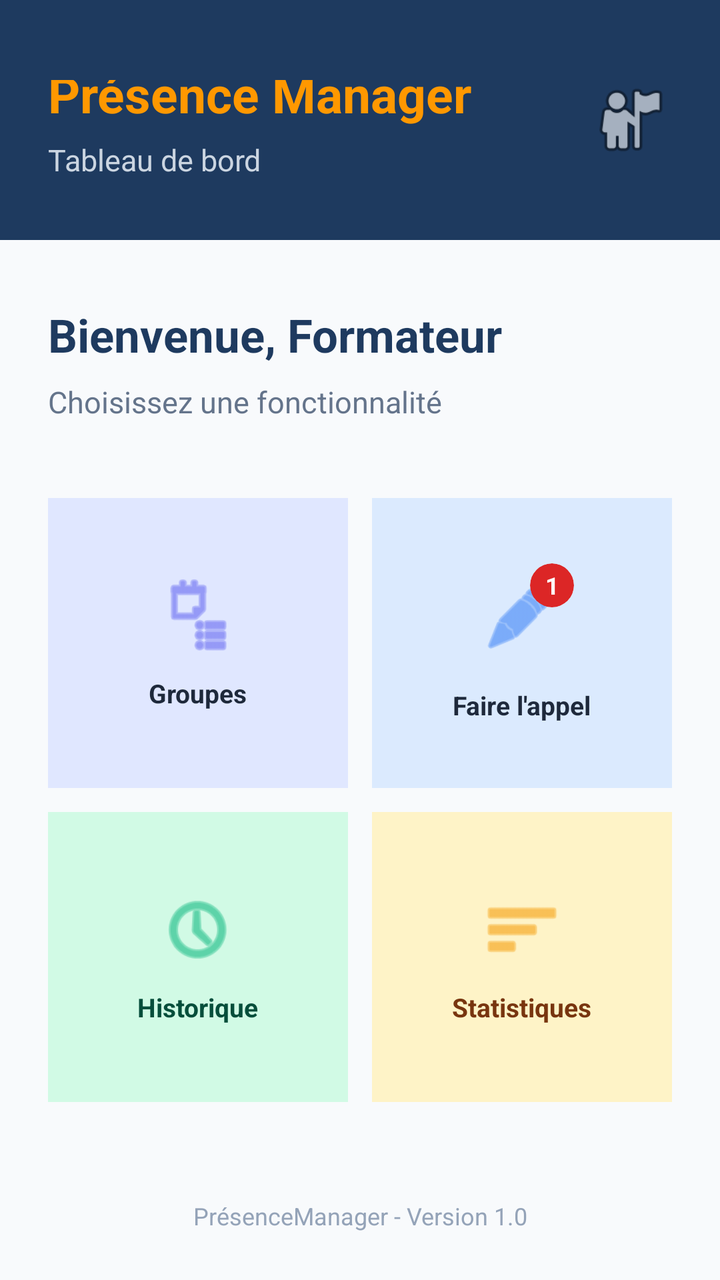
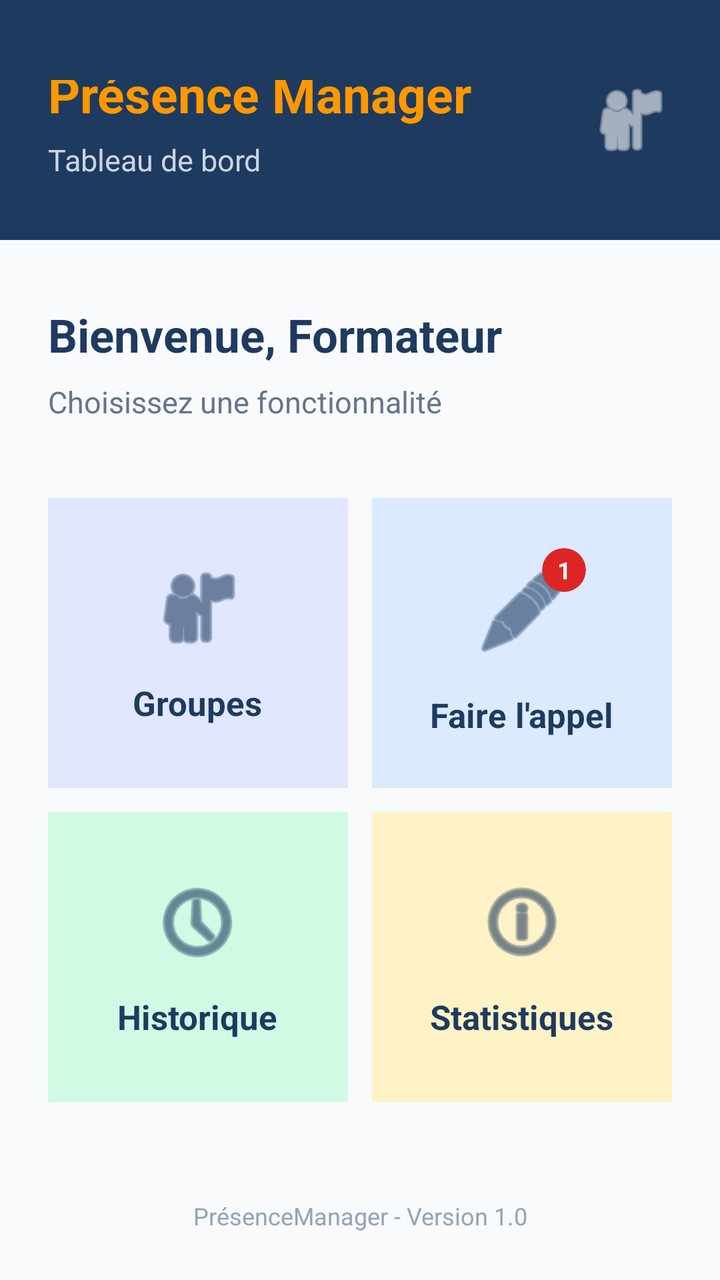

An Android layout rendered at two revisions. The XML below is the earlier revision; the diff shows what the commit changed to produce the second picture.
<!-- AndroidManifest.xml: application theme Theme.PresenceManager -->
<!-- res/layout/activity_dachboard.xml -->
<?xml version="1.0" encoding="utf-8"?>
<androidx.constraintlayout.widget.ConstraintLayout
    xmlns:android="http://schemas.android.com/apk/res/android"
    xmlns:app="http://schemas.android.com/apk/res-auto"
    android:id="@+id/layoutDashboard"
    android:layout_width="match_parent"
    android:layout_height="match_parent"
    android:background="#F8FAFC">
    <RelativeLayout
        android:id="@+id/layoutHeader"
        android:layout_width="0dp"
        android:layout_height="wrap_content"
        android:minHeight="120dp"
        android:background="#1E3A5F"
        android:paddingStart="24dp"
        android:paddingEnd="24dp"
        android:paddingTop="40dp"
        android:paddingBottom="12dp"
        app:layout_constraintTop_toTopOf="parent"
        app:layout_constraintStart_toStartOf="parent"
        app:layout_constraintEnd_toEndOf="parent">
        <ImageView
            android:id="@+id/imgProfil"
            android:layout_width="42dp"
            android:layout_height="42dp"
            android:layout_alignParentEnd="true"
            android:layout_centerVertical="true"
            android:src="@android:drawable/ic_menu_myplaces" />
        <LinearLayout
            android:id="@+id/layoutHeaderText"
            android:layout_width="wrap_content"
            android:layout_height="wrap_content"
            android:layout_alignParentStart="true"
            android:layout_centerVertical="true"
            android:layout_toStartOf="@id/imgProfil"
            android:orientation="vertical">

            <TextView
                android:id="@+id/txtAppName"
                android:layout_width="wrap_content"
                android:layout_height="wrap_content"
                android:text="Présence Manager"
                android:textSize="25sp"
                android:textStyle="bold"
                android:textColor="#FF9800" />

            <TextView
                android:id="@+id/txtSubtitle"
                android:layout_width="wrap_content"
                android:layout_height="wrap_content"
                android:layout_marginTop="6dp"
                android:text="Tableau de bord"
                android:textSize="15sp"
                android:textColor="#CBD5E1" />
        </LinearLayout>
    </RelativeLayout>
    <TextView
        android:id="@+id/txtBienvenue"
        android:layout_width="wrap_content"
        android:layout_height="wrap_content"
        android:layout_marginTop="32dp"
        android:layout_marginStart="24dp"
        android:text="Bienvenue, Formateur"
        android:textSize="23sp"
        android:textStyle="bold"
        android:textColor="#1E3A5F"
        app:layout_constraintTop_toBottomOf="@id/layoutHeader"
        app:layout_constraintStart_toStartOf="parent" />

    <TextView
        android:id="@+id/txtInstruction"
        android:layout_width="wrap_content"
        android:layout_height="wrap_content"
        android:layout_marginTop="8dp"
        android:text="Choisissez une fonctionnalité"
        android:textSize="15sp"
        android:textColor="#64748B"
        app:layout_constraintTop_toBottomOf="@id/txtBienvenue"
        app:layout_constraintStart_toStartOf="@id/txtBienvenue" />

    <GridLayout
        android:id="@+id/gridFonctionnalites"
        android:layout_width="0dp"
        android:layout_height="wrap_content"
        android:layout_marginTop="32dp"
        android:layout_marginStart="18dp"
        android:layout_marginEnd="18dp"
        android:rowCount="2"
        android:columnCount="2"
        app:layout_constraintTop_toBottomOf="@id/txtInstruction"
        app:layout_constraintStart_toStartOf="parent"
        app:layout_constraintEnd_toEndOf="parent">

        <LinearLayout
            android:id="@+id/cardGroupes"
            android:layout_width="0dp"
            android:layout_height="145dp"
            android:layout_row="0"
            android:layout_column="0"
            android:layout_columnWeight="1"
            android:layout_gravity="fill_horizontal"
            android:layout_margin="6dp"
            android:padding="12dp"
            android:orientation="vertical"
            android:gravity="center"
            android:background="#E0E7FF">

            <ImageView
                android:layout_width="40dp"
                android:layout_height="40dp"
                android:src="@android:drawable/ic_menu_agenda"
                android:tint="#6366F1" />

            <TextView
                android:layout_width="wrap_content"
                android:layout_height="wrap_content"
                android:layout_marginTop="10dp"
                android:text="Groupes"
                android:textSize="13sp"
                android:textStyle="bold"
                android:textColor="#1E293B" />
        </LinearLayout>
        <LinearLayout
            android:id="@+id/cardAppel"
            android:layout_width="0dp"
            android:layout_height="145dp"
            android:layout_row="0"
            android:layout_column="1"
            android:layout_columnWeight="1"
            android:layout_gravity="fill_horizontal"
            android:layout_margin="6dp"
            android:padding="12dp"
            android:orientation="vertical"
            android:gravity="center"
            android:background="#DBEAFE">

            <FrameLayout
                android:id="@+id/frameAppel"
                android:layout_width="wrap_content"
                android:layout_height="wrap_content">

                <ImageView
                    android:layout_width="40dp"
                    android:layout_height="40dp"
                    android:layout_margin="6dp"
                    android:src="@android:drawable/ic_menu_edit"
                    android:tint="#3B82F6" />

                <androidx.cardview.widget.CardView
                    android:layout_width="22dp"
                    android:layout_height="22dp"
                    android:layout_gravity="top|end"
                    app:cardBackgroundColor="#DC2626"
                    app:cardCornerRadius="11dp"
                    app:cardElevation="0dp">

                    <TextView
                        android:id="@+id/txtBadge"
                        android:layout_width="match_parent"
                        android:layout_height="match_parent"
                        android:gravity="center"
                        android:text="1"
                        android:textSize="12sp"
                        android:textStyle="bold"
                        android:textColor="#FFFFFF" />
                </androidx.cardview.widget.CardView>
            </FrameLayout>

            <TextView
                android:layout_width="wrap_content"
                android:layout_height="wrap_content"
                android:layout_marginTop="10dp"
                android:text="Faire l'appel"
                android:textSize="13sp"
                android:textStyle="bold"
                android:textColor="#1E293B" />
        </LinearLayout>

        <LinearLayout
            android:id="@+id/cardHistorique"
            android:layout_width="0dp"
            android:layout_height="145dp"
            android:layout_row="1"
            android:layout_column="0"
            android:layout_columnWeight="1"
            android:layout_gravity="fill_horizontal"
            android:layout_margin="6dp"
            android:padding="12dp"
            android:orientation="vertical"
            android:gravity="center"
            android:background="#D1FAE5">

            <ImageView
                android:layout_width="40dp"
                android:layout_height="40dp"
                android:src="@android:drawable/ic_menu_recent_history"
                android:tint="#10B981" />

            <TextView
                android:layout_width="wrap_content"
                android:layout_height="wrap_content"
                android:layout_marginTop="10dp"
                android:text="Historique"
                android:textSize="13sp"
                android:textStyle="bold"
                android:textColor="#064E3B" />
        </LinearLayout>

        <LinearLayout
            android:id="@+id/cardStatistiques"
            android:layout_width="0dp"
            android:layout_height="145dp"
            android:layout_row="1"
            android:layout_column="1"
            android:layout_columnWeight="1"
            android:layout_gravity="fill_horizontal"
            android:layout_margin="6dp"
            android:padding="12dp"
            android:orientation="vertical"
            android:gravity="center"
            android:background="#FEF3C7">

            <ImageView
                android:layout_width="40dp"
                android:layout_height="40dp"
                android:src="@android:drawable/ic_menu_sort_by_size"
                android:tint="#F59E0B" />

            <TextView
                android:layout_width="wrap_content"
                android:layout_height="wrap_content"
                android:layout_marginTop="10dp"
                android:text="Statistiques"
                android:textSize="13sp"
                android:textStyle="bold"
                android:textColor="#78350F" />
        </LinearLayout>
    </GridLayout>

    <TextView
        android:id="@+id/txtFooterDashboard"
        android:layout_width="wrap_content"
        android:layout_height="wrap_content"
        android:layout_marginBottom="24dp"
        android:text="PrésenceManager - Version 1.0"
        android:textSize="12sp"
        android:textColor="#94A3B8"
        app:layout_constraintBottom_toBottomOf="parent"
        app:layout_constraintStart_toStartOf="parent"
        app:layout_constraintEnd_toEndOf="parent" />

</androidx.constraintlayout.widget.ConstraintLayout>
<!-- resources referenced by this layout -->
<resources>
  <style name="Theme.PresenceManager" parent="Base.Theme.PresenceManager" />
  <style name="Base.Theme.PresenceManager" parent="Theme.Material3.DayNight.NoActionBar">
          
          
      </style>
</resources>

<!-- the commit's change to res/layout/activity_dachboard.xml (unified diff, before → after) -->
@@ -6,6 +6,7 @@
     android:layout_width="match_parent"
     android:layout_height="match_parent"
     android:background="#F8FAFC">
+
     <RelativeLayout
         android:id="@+id/layoutHeader"
         android:layout_width="0dp"
@@ -19,65 +20,76 @@
         app:layout_constraintTop_toTopOf="parent"
         app:layout_constraintStart_toStartOf="parent"
         app:layout_constraintEnd_toEndOf="parent">
+
+        <LinearLayout
+            android:id="@+id/layoutHeaderText"
+            android:layout_width="wrap_content"
+            android:layout_height="wrap_content"
+            android:orientation="vertical"
+            android:layout_alignParentStart="true"
+            android:layout_toStartOf="@id/imgProfil"
+            android:layout_centerVertical="true">
+
+            <TextView
+                android:id="@+id/txtAppName"
+                android:layout_width="wrap_content"
+                android:layout_height="wrap_content"
+                android:text="Présence Manager"
+                android:textSize="25sp"
+                android:textStyle="bold"
+                android:textColor="#FF9800"/>
+
+            <TextView
+                android:id="@+id/txtSubtitle"
+                android:layout_width="wrap_content"
+                android:layout_height="wrap_content"
+                android:layout_marginTop="6dp"
+                android:text="Tableau de bord"
+                android:textSize="15sp"
+                android:textColor="#CBD5E1"/>
+
+        </LinearLayout>
+
         <ImageView
             android:id="@+id/imgProfil"
             android:layout_width="42dp"
             android:layout_height="42dp"
+            android:src="@android:drawable/ic_menu_myplaces"
+            android:contentDescription="Profil"
             android:layout_alignParentEnd="true"
             android:layout_centerVertical="true"
-            android:src="@android:drawable/ic_menu_myplaces" />
-        <LinearLayout
-            android:id="@+id/layoutHeaderText"
-            android:layout_width="wrap_content"
-            android:layout_height="wrap_content"
-            android:layout_alignParentStart="true"
-            android:layout_centerVertical="true"
-            android:layout_toStartOf="@id/imgProfil"
-            android:orientation="vertical">
-
-            <TextView
-                android:id="@+id/txtAppName"
-                android:layout_width="wrap_content"
-                android:layout_height="wrap_content"
-                android:text="Présence Manager"
-                android:textSize="25sp"
-                android:textStyle="bold"
-                android:textColor="#FF9800" />
-
-            <TextView
-                android:id="@+id/txtSubtitle"
-                android:layout_width="wrap_content"
-                android:layout_height="wrap_content"
-                android:layout_marginTop="6dp"
-                android:text="Tableau de bord"
-                android:textSize="15sp"
-                android:textColor="#CBD5E1" />
-        </LinearLayout>
+            app:tint="#FFFFFF"/>
+
     </RelativeLayout>
+
     <TextView
         android:id="@+id/txtBienvenue"
-        android:layout_width="wrap_content"
-        android:layout_height="wrap_content"
+        android:layout_width="0dp"
+        android:layout_height="wrap_content"
+        android:layout_marginStart="24dp"
+        android:layout_marginEnd="24dp"
         android:layout_marginTop="32dp"
-        android:layout_marginStart="24dp"
         android:text="Bienvenue, Formateur"
         android:textSize="23sp"
         android:textStyle="bold"
         android:textColor="#1E3A5F"
         app:layout_constraintTop_toBottomOf="@id/layoutHeader"
-        app:layout_constraintStart_toStartOf="parent" />
+        app:layout_constraintStart_toStartOf="parent"
+        app:layout_constraintEnd_toEndOf="parent"/>
 
     <TextView
         android:id="@+id/txtInstruction"
-        android:layout_width="wrap_content"
-        android:layout_height="wrap_content"
+        android:layout_width="0dp"
+        android:layout_height="wrap_content"
+        android:layout_marginStart="24dp"
+        android:layout_marginEnd="24dp"
         android:layout_marginTop="8dp"
         android:text="Choisissez une fonctionnalité"
         android:textSize="15sp"
         android:textColor="#64748B"
         app:layout_constraintTop_toBottomOf="@id/txtBienvenue"
-        app:layout_constraintStart_toStartOf="@id/txtBienvenue" />
-
+        app:layout_constraintStart_toStartOf="parent"
+        app:layout_constraintEnd_toEndOf="parent"/>
     <GridLayout
         android:id="@+id/gridFonctionnalites"
         android:layout_width="0dp"
@@ -85,20 +97,18 @@
         android:layout_marginTop="32dp"
         android:layout_marginStart="18dp"
         android:layout_marginEnd="18dp"
+        android:columnCount="2"
         android:rowCount="2"
-        android:columnCount="2"
         app:layout_constraintTop_toBottomOf="@id/txtInstruction"
         app:layout_constraintStart_toStartOf="parent"
         app:layout_constraintEnd_toEndOf="parent">
 
+
         <LinearLayout
             android:id="@+id/cardGroupes"
             android:layout_width="0dp"
             android:layout_height="145dp"
-            android:layout_row="0"
-            android:layout_column="0"
-            android:layout_columnWeight="1"
-            android:layout_gravity="fill_horizontal"
+            android:layout_columnWeight="1"
             android:layout_margin="6dp"
             android:padding="12dp"
             android:orientation="vertical"
@@ -106,28 +116,27 @@
             android:background="#E0E7FF">
 
             <ImageView
-                android:layout_width="40dp"
-                android:layout_height="40dp"
-                android:src="@android:drawable/ic_menu_agenda"
-                android:tint="#6366F1" />
-
-            <TextView
-                android:layout_width="wrap_content"
-                android:layout_height="wrap_content"
-                android:layout_marginTop="10dp"
+                android:layout_width="48dp"
+                android:layout_height="48dp"
+                android:src="@android:drawable/ic_menu_myplaces"
+                app:tint="#1E3A5F"
+                android:contentDescription="Groupes"/>
+
+            <TextView
+                android:layout_width="wrap_content"
+                android:layout_height="wrap_content"
+                android:layout_marginTop="12dp"
                 android:text="Groupes"
-                android:textSize="13sp"
-                android:textStyle="bold"
-                android:textColor="#1E293B" />
+                android:textSize="17sp"
+                android:textStyle="bold"
+                android:textColor="#1E3A5F"/>
+
         </LinearLayout>
         <LinearLayout
             android:id="@+id/cardAppel"
             android:layout_width="0dp"
             android:layout_height="145dp"
-            android:layout_row="0"
-            android:layout_column="1"
-            android:layout_columnWeight="1"
-            android:layout_gravity="fill_horizontal"
+            android:layout_columnWeight="1"
             android:layout_margin="6dp"
             android:padding="12dp"
             android:orientation="vertical"
@@ -136,15 +145,16 @@
 
             <FrameLayout
                 android:id="@+id/frameAppel"
-                android:layout_width="wrap_content"
-                android:layout_height="wrap_content">
+                android:layout_width="64dp"
+                android:layout_height="64dp">
 
                 <ImageView
-                    android:layout_width="40dp"
-                    android:layout_height="40dp"
-                    android:layout_margin="6dp"
+                    android:layout_width="48dp"
+                    android:layout_height="48dp"
+                    android:layout_gravity="center"
                     android:src="@android:drawable/ic_menu_edit"
-                    android:tint="#3B82F6" />
+                    app:tint="#1E3A5F"
+                    android:contentDescription="Faire l'appel"/>
 
                 <androidx.cardview.widget.CardView
                     android:layout_width="22dp"
@@ -158,32 +168,31 @@
                         android:id="@+id/txtBadge"
                         android:layout_width="match_parent"
                         android:layout_height="match_parent"
-                        android:gravity="center"
                         android:text="1"
                         android:textSize="12sp"
                         android:textStyle="bold"
-                        android:textColor="#FFFFFF" />
+                        android:textColor="#FFFFFF"
+                        android:gravity="center"/>
+
                 </androidx.cardview.widget.CardView>
+
             </FrameLayout>
 
             <TextView
                 android:layout_width="wrap_content"
                 android:layout_height="wrap_content"
-                android:layout_marginTop="10dp"
+                android:layout_marginTop="8dp"
                 android:text="Faire l'appel"
-                android:textSize="13sp"
-                android:textStyle="bold"
-                android:textColor="#1E293B" />
-        </LinearLayout>
-
+                android:textSize="17sp"
+                android:textStyle="bold"
+                android:textColor="#1E3A5F"/>
+
+        </LinearLayout>
         <LinearLayout
             android:id="@+id/cardHistorique"
             android:layout_width="0dp"
             android:layout_height="145dp"
-            android:layout_row="1"
-            android:layout_column="0"
-            android:layout_columnWeight="1"
-            android:layout_gravity="fill_horizontal"
+            android:layout_columnWeight="1"
             android:layout_margin="6dp"
             android:padding="12dp"
             android:orientation="vertical"
@@ -191,29 +200,28 @@
             android:background="#D1FAE5">
 
             <ImageView
-                android:layout_width="40dp"
-                android:layout_height="40dp"
+                android:layout_width="48dp"
+                android:layout_height="48dp"
                 android:src="@android:drawable/ic_menu_recent_history"
-                android:tint="#10B981" />
-
-            <TextView
-                android:layout_width="wrap_content"
-                android:layout_height="wrap_content"
-                android:layout_marginTop="10dp"
+                app:tint="#1E3A5F"
+                android:contentDescription="Historique"/>
+
+            <TextView
+                android:layout_width="wrap_content"
+                android:layout_height="wrap_content"
+                android:layout_marginTop="12dp"
                 android:text="Historique"
-                android:textSize="13sp"
-                android:textStyle="bold"
-                android:textColor="#064E3B" />
+                android:textSize="17sp"
+                android:textStyle="bold"
+                android:textColor="#1E3A5F"/>
+
         </LinearLayout>
 
         <LinearLayout
             android:id="@+id/cardStatistiques"
             android:layout_width="0dp"
             android:layout_height="145dp"
-            android:layout_row="1"
-            android:layout_column="1"
-            android:layout_columnWeight="1"
-            android:layout_gravity="fill_horizontal"
+            android:layout_columnWeight="1"
             android:layout_margin="6dp"
             android:padding="12dp"
             android:orientation="vertical"
@@ -221,20 +229,23 @@
             android:background="#FEF3C7">
 
             <ImageView
-                android:layout_width="40dp"
-                android:layout_height="40dp"
-                android:src="@android:drawable/ic_menu_sort_by_size"
-                android:tint="#F59E0B" />
-
-            <TextView
-                android:layout_width="wrap_content"
-                android:layout_height="wrap_content"
-                android:layout_marginTop="10dp"
+                android:layout_width="48dp"
+                android:layout_height="48dp"
+                android:src="@android:drawable/ic_menu_info_details"
+                app:tint="#1E3A5F"
+                android:contentDescription="Statistiques"/>
+
+            <TextView
+                android:layout_width="wrap_content"
+                android:layout_height="wrap_content"
+                android:layout_marginTop="12dp"
                 android:text="Statistiques"
-                android:textSize="13sp"
-                android:textStyle="bold"
-                android:textColor="#78350F" />
-        </LinearLayout>
+                android:textSize="17sp"
+                android:textStyle="bold"
+                android:textColor="#1E3A5F"/>
+
+        </LinearLayout>
+
     </GridLayout>
 
     <TextView
@@ -245,8 +256,9 @@
         android:text="PrésenceManager - Version 1.0"
         android:textSize="12sp"
         android:textColor="#94A3B8"
+        android:gravity="center"
         app:layout_constraintBottom_toBottomOf="parent"
         app:layout_constraintStart_toStartOf="parent"
-        app:layout_constraintEnd_toEndOf="parent" />
+        app:layout_constraintEnd_toEndOf="parent"/>
 
 </androidx.constraintlayout.widget.ConstraintLayout>
